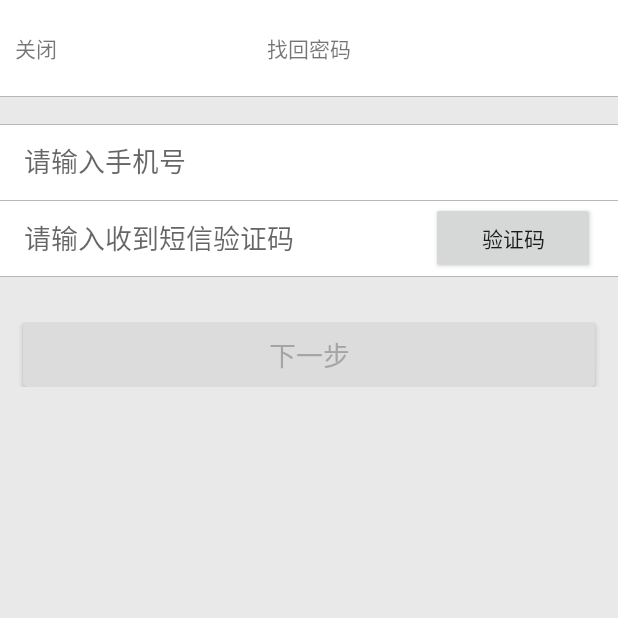
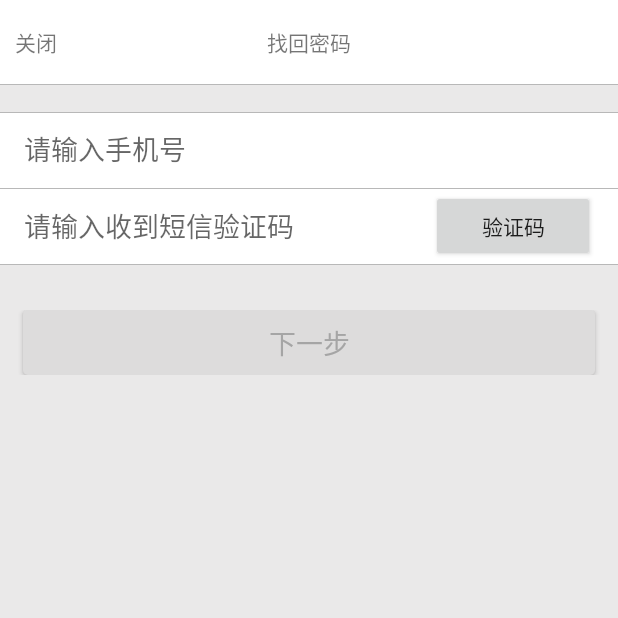
Before and after one commit to woaicaojing0/AboluoProject, an Android app: the RetrievepwdActivity screen opened directly, with no data from a screen before it, on a phone screen of 412 x 824 dp, the top half of it. Run offline under Robolectric (Android 15) with nearby library versions, the light colour scheme and no system bars.

Commit message:
修修改改，增加图片，登录注册改为toobar

```diff
--- a/app/src/main/java/com/aboluo/com/RetrievepwdActivity.java
+++ b/app/src/main/java/com/aboluo/com/RetrievepwdActivity.java
@@ -2,17 +2,27 @@ package com.aboluo.com;
 
 import android.app.Activity;
 import android.os.Bundle;
+import android.view.View;
 import android.view.Window;
+import android.widget.TextView;
 
 /**
  * Created by CJ on 2016/9/21.
  */
 
 public class RetrievepwdActivity  extends Activity{
+    private TextView retrievepwd_btn_close;
     @Override
     protected void onCreate(Bundle savedInstanceState) {
         super.onCreate(savedInstanceState);
         requestWindowFeature(Window.FEATURE_NO_TITLE);
         setContentView(R.layout.retrievepwd);
+        retrievepwd_btn_close = (TextView) findViewById(R.id.retrievepwd_btn_close);
+        retrievepwd_btn_close.setOnClickListener(new View.OnClickListener() {
+            @Override
+            public void onClick(View v) {
+                RetrievepwdActivity.this.finish();
+            }
+        });
     }
 }
--- a/app/src/main/res/layout/fragment_my.xml
+++ b/app/src/main/res/layout/fragment_my.xml
@@ -7,5 +7,5 @@
         android:id="@+id/my_btn"
         android:layout_width="match_parent"
         android:layout_height="wrap_content"
-        android:text="my"/>
+        android:text="登录"/>
 </LinearLayout>
--- a/app/src/main/res/layout/retrievepwd.xml
+++ b/app/src/main/res/layout/retrievepwd.xml
@@ -1,26 +1,30 @@
 <?xml version="1.0" encoding="utf-8"?>
 <LinearLayout xmlns:android="http://schemas.android.com/apk/res/android"
-    android:orientation="vertical" android:layout_width="match_parent"
+    xmlns:app="http://schemas.android.com/apk/res-auto"
+    android:orientation="vertical"
+    android:layout_width="match_parent"
     android:layout_height="match_parent"
     android:background="#eae9e9">
 
-    <RelativeLayout
+        <android.support.v7.widget.Toolbar
             android:layout_width="match_parent"
-        android:layout_height="64dp"
-        android:background="#FFFFFF">
+            android:layout_height="56dp"
+            app:contentInsetLeft="0dp"
+            app:contentInsetStart="0dp"
+            android:id="@+id/toolbar"
+            android:background="@color/white">
             <TextView
+                android:id="@+id/retrievepwd_btn_close"
                 android:layout_width="wrap_content"
                 android:layout_height="wrap_content"
-            android:layout_centerVertical="true"
                 android:layout_marginLeft="10dp"
                 android:text="关闭"/>
             <TextView
                 android:layout_width="wrap_content"
                 android:layout_height="wrap_content"
-            android:layout_centerVertical="true"
-            android:layout_centerHorizontal="true"
+                android:layout_gravity="center_horizontal"
                 android:text="找回密码"/>
-    </RelativeLayout>
+        </android.support.v7.widget.Toolbar>
     <View
         android:layout_width="match_parent"
         android:layout_height="0.2dp"
```
Also changed, not shown: app/src/main/res/layout/activtiy_main_huodong.xml (+9 -5 lines), app/src/main/res/layout/login.xml (+23 -15 lines), app/src/main/res/layout/register.xml (+18 -9 lines), app/src/main/res/drawable-hdpi/hudong_right1.png (added), app/src/main/res/drawable-hdpi/hudong_right2.png (added), app/src/main/res/drawable-hdpi/hudong_right3.png (added), app/src/main/res/drawable-hdpi/huodong_left.png (added), app/src/main/res/drawable-hdpi/huodong_left2.png (added), app/src/main/res/drawable-hdpi/logo.jpg (added). Lines whose indentation alone changed are shown as unchanged.
